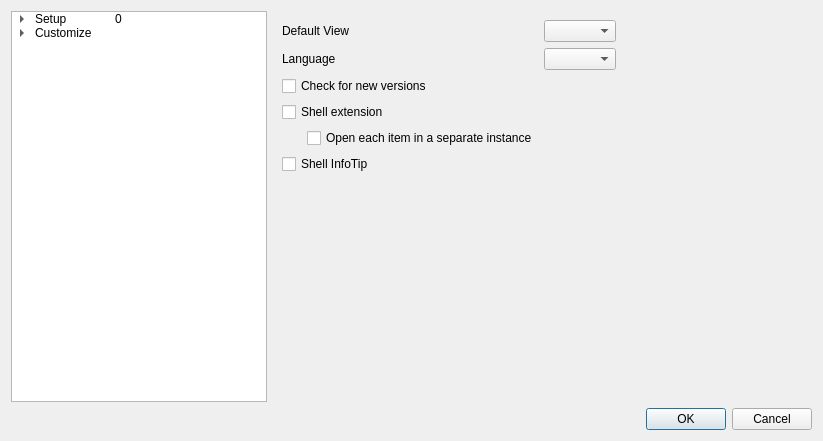
Old version of the form Source/GUI/Qt/prefs.ui in the repository MediaArea/MediaInfo.
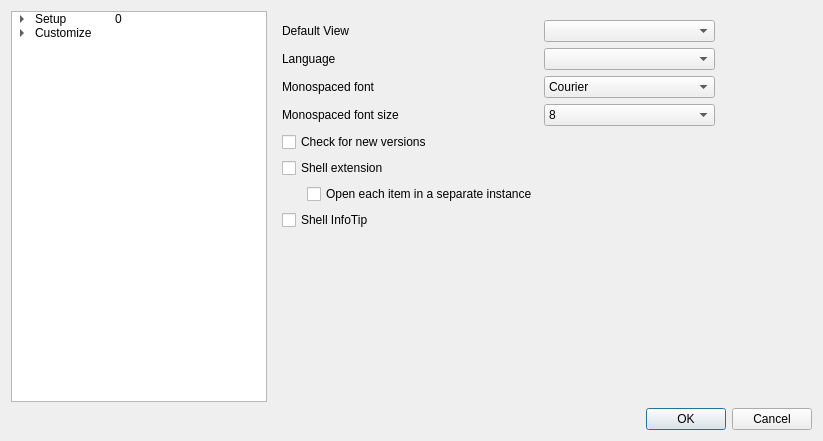
New version of the form.

Commit message: Qt GUI: Add monospaced font customization

```diff
--- a/Source/GUI/Qt/prefs.ui
+++ b/Source/GUI/Qt/prefs.ui
@@ -120,7 +120,30 @@
          <property name="sizeConstraint">
           <enum>QLayout::SizeConstraint::SetFixedSize</enum>
          </property>
-         <item row="4" column="0">
+         <item row="1" column="1">
+          <widget class="QComboBox" name="comboBox_language"/>
+         </item>
+         <item row="2" column="0">
+          <widget class="QLabel" name="label_4">
+           <property name="text">
+            <string>Monospaced font</string>
+           </property>
+          </widget>
+         </item>
+         <item row="8" column="0">
+          <spacer name="verticalSpacer_5">
+           <property name="orientation">
+            <enum>Qt::Orientation::Vertical</enum>
+           </property>
+           <property name="sizeHint" stdset="0">
+            <size>
+             <width>20</width>
+             <height>40</height>
+            </size>
+           </property>
+          </spacer>
+         </item>
+         <item row="6" column="0">
           <layout class="QHBoxLayout" name="horizontalLayout_4">
            <property name="leftMargin">
             <number>25</number>
@@ -134,31 +157,41 @@
            </item>
           </layout>
          </item>
+         <item row="0" column="0">
+          <widget class="QLabel" name="label_2">
+           <property name="text">
+            <string>Default View</string>
+           </property>
+          </widget>
+         </item>
          <item row="5" column="0">
-          <widget class="QCheckBox" name="shellInfoTip">
-           <property name="text">
-            <string>Shell InfoTip</string>
-           </property>
-          </widget>
-         </item>
-         <item row="3" column="0">
           <widget class="QCheckBox" name="shellExtension">
            <property name="text">
             <string>Shell extension</string>
            </property>
           </widget>
          </item>
-         <item row="2" column="0">
+         <item row="4" column="0">
           <widget class="QCheckBox" name="checkForNewVersion">
            <property name="text">
             <string>Check for new versions</string>
            </property>
           </widget>
          </item>
-         <item row="0" column="0">
-          <widget class="QLabel" name="label_2">
+         <item row="2" column="1">
+          <widget class="QFontComboBox" name="comboBox_font">
+           <property name="editable">
+            <bool>false</bool>
+           </property>
+           <property name="fontFilters">
+            <set>QFontComboBox::FontFilter::MonospacedFonts</set>
+           </property>
+          </widget>
+         </item>
+         <item row="1" column="0">
+          <widget class="QLabel" name="label">
            <property name="text">
-            <string>Default View</string>
+            <string>Language</string>
            </property>
           </widget>
          </item>
@@ -172,28 +205,68 @@
            </property>
           </widget>
          </item>
-         <item row="6" column="0">
-          <spacer name="verticalSpacer_5">
-           <property name="orientation">
-            <enum>Qt::Orientation::Vertical</enum>
+         <item row="7" column="0">
+          <widget class="QCheckBox" name="shellInfoTip">
+           <property name="text">
+            <string>Shell InfoTip</string>
            </property>
-           <property name="sizeHint" stdset="0">
-            <size>
-             <width>20</width>
-             <height>40</height>
-            </size>
-           </property>
-          </spacer>
+          </widget>
          </item>
-         <item row="1" column="0">
-          <widget class="QLabel" name="label">
+         <item row="3" column="0">
+          <widget class="QLabel" name="label_5">
            <property name="text">
-            <string>Language</string>
+            <string>Monospaced font size</string>
            </property>
           </widget>
          </item>
-         <item row="1" column="1">
-          <widget class="QComboBox" name="comboBox_language"/>
+         <item row="3" column="1">
+          <widget class="QComboBox" name="comboBox_fontSize">
+           <item>
+            <property name="text">
+             <string>8</string>
+            </property>
+           </item>
+           <item>
+            <property name="text">
+             <string>9</string>
+            </property>
+           </item>
+           <item>
+            <property name="text">
+             <string>10</string>
+            </property>
+           </item>
+           <item>
+            <property name="text">
+             <string>11</string>
+            </property>
+           </item>
+           <item>
+            <property name="text">
+             <string>12</string>
+            </property>
+           </item>
+           <item>
+            <property name="text">
+             <string>14</string>
+            </property>
+           </item>
+           <item>
+            <property name="text">
+             <string>16</string>
+            </property>
+           </item>
+           <item>
+            <property name="text">
+             <string>18</string>
+            </property>
+           </item>
+           <item>
+            <property name="text">
+             <string>20</string>
+            </property>
+           </item>
+          </widget>
          </item>
         </layout>
        </widget>
```
The commit also changes 44 other files.
